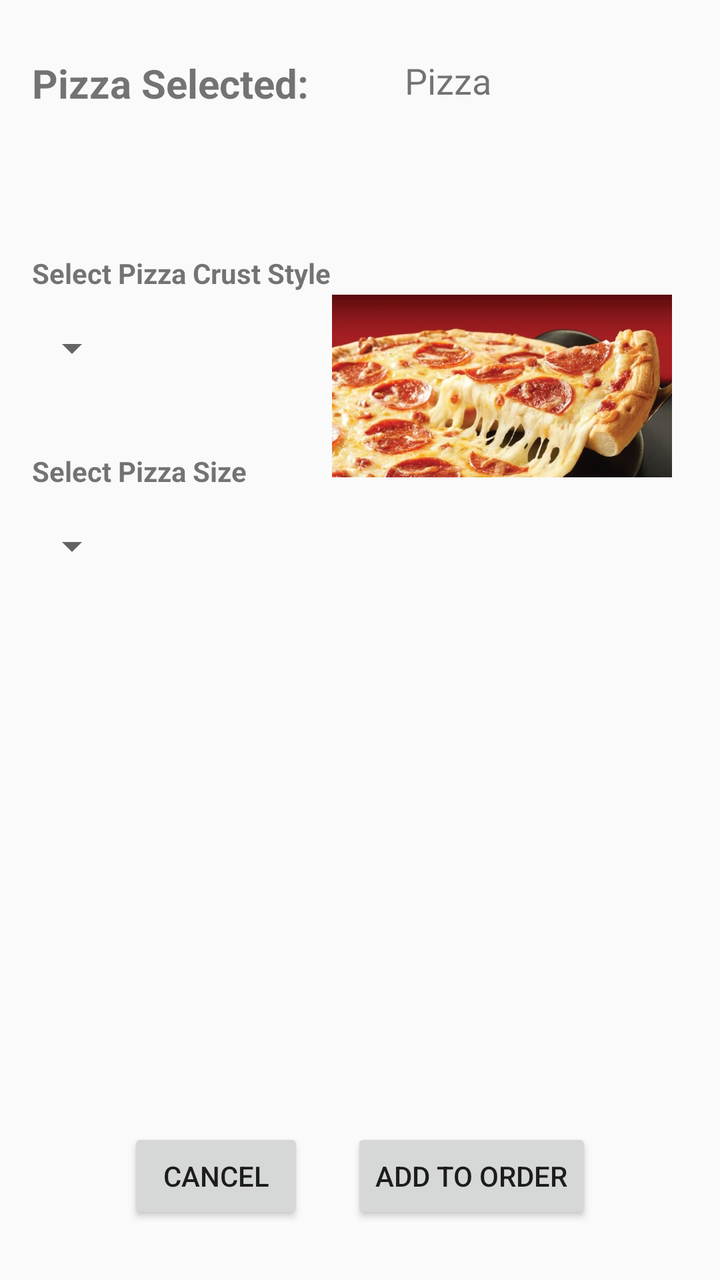
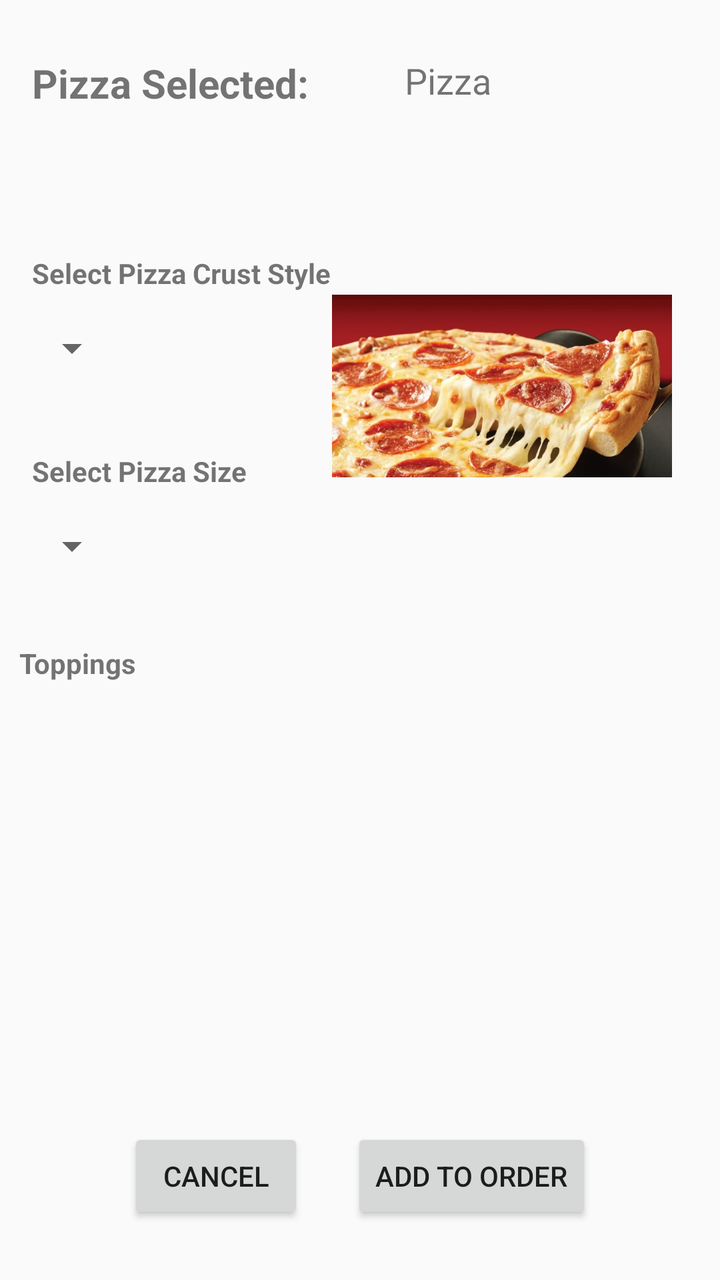

An Android layout rendered at two revisions. The XML below is the earlier revision; the diff shows what the commit changed to produce the second picture.
<!-- AndroidManifest.xml: application theme Theme.RUPizza -->
<!-- res/layout/activity_creation.xml -->
<?xml version="1.0" encoding="utf-8"?>
<androidx.constraintlayout.widget.ConstraintLayout xmlns:android="http://schemas.android.com/apk/res/android"
    xmlns:app="http://schemas.android.com/apk/res-auto"
    android:layout_width="match_parent"
    android:layout_height="match_parent">

    <TextView
        android:id="@+id/textViewSelectedPizza"
        android:layout_width="wrap_content"
        android:layout_height="wrap_content"
        android:layout_marginStart="48dp"
        android:layout_marginTop="28dp"
        android:text="@string/placeholder_pizza_selected"
        android:textSize="18sp"
        android:textStyle="normal"
        app:layout_constraintStart_toEndOf="@+id/tvPizzaCreationTitle"
        app:layout_constraintTop_toTopOf="parent" />

    <TextView
        android:id="@+id/tvPizzaCreationTitle"
        android:layout_width="wrap_content"
        android:layout_height="wrap_content"
        android:layout_marginStart="16dp"
        android:layout_marginTop="28dp"
        android:text="@string/title_pizza_selected"
        android:textSize="20sp"
        android:textStyle="bold"
        app:layout_constraintStart_toStartOf="parent"
        app:layout_constraintTop_toTopOf="parent" />

    <Spinner
        android:id="@+id/spinnerCrustStylePizza"
        android:layout_width="wrap_content"
        android:layout_height="wrap_content"
        android:layout_marginStart="12dp"
        android:layout_marginTop="16dp"
        app:layout_constraintStart_toStartOf="parent"
        app:layout_constraintTop_toBottomOf="@+id/textView4" />

    <ImageView
        android:id="@+id/imagePizza"
        android:layout_width="170dp"
        android:layout_height="130dp"
        android:layout_marginTop="128dp"
        android:layout_marginEnd="24dp"
        android:scaleType="fitCenter"
        app:layout_constraintEnd_toEndOf="parent"
        app:layout_constraintHorizontal_bias="1.0"
        app:layout_constraintStart_toEndOf="@+id/spinnerCrustStylePizza"
        app:layout_constraintTop_toTopOf="parent"
        app:srcCompat="@drawable/pizza_byo_default" />

    <TextView
        android:id="@+id/textView4"
        android:layout_width="wrap_content"
        android:layout_height="wrap_content"
        android:layout_marginStart="16dp"
        android:layout_marginTop="72dp"
        android:layout_marginEnd="70dp"
        android:text="@string/selection_crust_style"
        android:textSize="14sp"
        android:textStyle="bold"
        app:layout_constraintEnd_toStartOf="@+id/imagePizza"
        app:layout_constraintHorizontal_bias="0.0"
        app:layout_constraintStart_toStartOf="parent"
        app:layout_constraintTop_toBottomOf="@+id/tvPizzaCreationTitle" />

    <TextView
        android:id="@+id/textView10"
        android:layout_width="wrap_content"
        android:layout_height="wrap_content"
        android:layout_marginStart="16dp"
        android:layout_marginTop="40dp"
        android:text="@string/selection_pizza_size"
        android:textSize="14sp"
        android:textStyle="bold"
        app:layout_constraintEnd_toStartOf="@+id/imagePizza"
        app:layout_constraintHorizontal_bias="0.0"
        app:layout_constraintStart_toStartOf="parent"
        app:layout_constraintTop_toBottomOf="@+id/spinnerCrustStylePizza" />

    <Spinner
        android:id="@+id/spinnerSizePizza"
        android:layout_width="wrap_content"
        android:layout_height="wrap_content"
        android:layout_marginStart="12dp"
        android:layout_marginTop="16dp"
        app:layout_constraintStart_toStartOf="parent"
        app:layout_constraintTop_toBottomOf="@+id/textView10" />

    <TextView
        android:id="@+id/textView11"
        android:layout_width="wrap_content"
        android:layout_height="wrap_content"
        android:layout_marginTop="60dp"
        android:text="@string/title_toppings"
        android:textSize="14sp"
        android:textStyle="bold"
        app:layout_constraintBottom_toTopOf="@+id/recyclerView"
        app:layout_constraintEnd_toEndOf="parent"
        app:layout_constraintHorizontal_bias="0.042"
        app:layout_constraintStart_toStartOf="parent"
        app:layout_constraintTop_toBottomOf="@+id/spinnerSizePizza" />

    <androidx.recyclerview.widget.RecyclerView
        android:id="@+id/recyclerView"
        android:layout_width="409dp"
        android:layout_height="252dp"
        app:layout_constraintBottom_toTopOf="@+id/button2"
        app:layout_constraintEnd_toEndOf="parent"
        app:layout_constraintHorizontal_bias="0.521"
        app:layout_constraintStart_toStartOf="parent"
        app:layout_constraintTop_toBottomOf="@+id/spinnerSizePizza" />

    <Button
        android:id="@+id/buttonCancel"
        android:layout_width="wrap_content"
        android:layout_height="wrap_content"
        android:layout_marginStart="64dp"
        android:layout_marginBottom="28dp"
        android:onClick="onCancel"
        android:text="@string/button_text_cancel"
        app:layout_constraintBottom_toBottomOf="parent"
        app:layout_constraintStart_toStartOf="parent" />

    <Button
        android:id="@+id/button2"
        android:layout_width="wrap_content"
        android:layout_height="wrap_content"
        android:layout_marginEnd="64dp"
        android:layout_marginBottom="28dp"
        android:text="@string/button_text_add_to_order"
        app:layout_constraintBottom_toBottomOf="parent"
        app:layout_constraintEnd_toEndOf="parent" />
</androidx.constraintlayout.widget.ConstraintLayout>
<!-- resources referenced by this layout -->
<resources>
  <!-- drawable pizza_byo_default: jpeg bitmap (drawable, 71906 bytes) -->
  <string name="button_text_add_to_order">Add To Order</string>
  <string name="button_text_cancel">Cancel</string>
  <string name="placeholder_pizza_selected">Pizza</string>
  <string name="selection_crust_style">Select Pizza Crust Style</string>
  <string name="selection_pizza_size">Select Pizza Size</string>
  <string name="title_pizza_selected">Pizza Selected:</string>
  <string name="title_toppings">Toppings</string>
  <style name="Theme.RUPizza" parent="Theme.AppCompat.Light.NoActionBar">
          
          <item name="colorPrimary">@color/purple_500</item>
          <item name="colorPrimaryDark">@color/purple_700</item>
          <item name="colorAccent">@color/teal_200</item>
      </style>
  <color name="purple_500">#FF6200EE</color>
  <color name="purple_700">#FF3700B3</color>
  <color name="teal_200">#FF03DAC5</color>
</resources>

<!-- the commit's change to res/layout/activity_creation.xml (unified diff, before → after) -->
@@ -92,20 +92,22 @@
         android:id="@+id/textView11"
         android:layout_width="wrap_content"
         android:layout_height="wrap_content"
-        android:layout_marginTop="60dp"
+        android:layout_marginBottom="16dp"
         android:text="@string/title_toppings"
         android:textSize="14sp"
         android:textStyle="bold"
         app:layout_constraintBottom_toTopOf="@+id/recyclerView"
         app:layout_constraintEnd_toEndOf="parent"
-        app:layout_constraintHorizontal_bias="0.042"
+        app:layout_constraintHorizontal_bias="0.032"
         app:layout_constraintStart_toStartOf="parent"
-        app:layout_constraintTop_toBottomOf="@+id/spinnerSizePizza" />
+        app:layout_constraintTop_toBottomOf="@+id/spinnerSizePizza"
+        app:layout_constraintVertical_bias="0.902" />
 
     <androidx.recyclerview.widget.RecyclerView
         android:id="@+id/recyclerView"
         android:layout_width="409dp"
         android:layout_height="252dp"
+        android:layout_marginTop="76dp"
         app:layout_constraintBottom_toTopOf="@+id/button2"
         app:layout_constraintEnd_toEndOf="parent"
         app:layout_constraintHorizontal_bias="0.521"
@@ -124,11 +126,12 @@
         app:layout_constraintStart_toStartOf="parent" />
 
     <Button
-        android:id="@+id/button2"
+        android:id="@+id/buttonAddToOrder"
         android:layout_width="wrap_content"
         android:layout_height="wrap_content"
         android:layout_marginEnd="64dp"
         android:layout_marginBottom="28dp"
+        android:onClick="addToOrder"
         android:text="@string/button_text_add_to_order"
         app:layout_constraintBottom_toBottomOf="parent"
         app:layout_constraintEnd_toEndOf="parent" />
